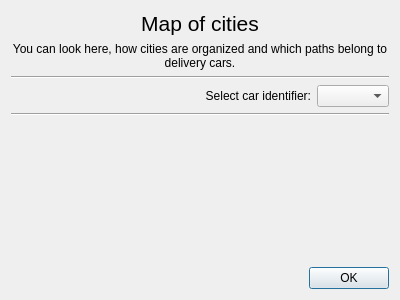
The window that app/ui/citiesmapdialog.ui (Ruteri/ZAH) describes before a commit, drawn with Qt 5.
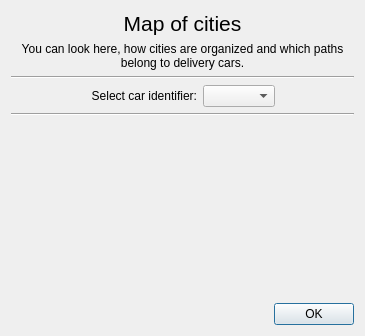
The same window after the commit.

Commit message: Updated CitiesMapDialog UI and added logic class to it

Patch:
```diff
--- a/app/ui/citiesmapdialog.ui
+++ b/app/ui/citiesmapdialog.ui
@@ -6,15 +6,15 @@
    <rect>
     <x>0</x>
     <y>0</y>
-    <width>400</width>
-    <height>300</height>
+    <width>365</width>
+    <height>336</height>
    </rect>
   </property>
   <property name="windowTitle">
    <string>Dialog</string>
   </property>
   <layout class="QGridLayout" name="gridLayout">
-   <item row="0" column="0" colspan="3">
+   <item row="0" column="0" colspan="4">
     <widget class="QLabel" name="citiesMapHeaderLabel">
      <property name="font">
       <font>
@@ -29,14 +29,7 @@
      </property>
     </widget>
    </item>
-   <item row="2" column="0" colspan="3">
-    <widget class="Line" name="line_2">
-     <property name="orientation">
-      <enum>Qt::Horizontal</enum>
-     </property>
-    </widget>
-   </item>
-   <item row="1" column="0" colspan="3">
+   <item row="1" column="0" colspan="4">
     <widget class="QLabel" name="citiesMapDescriptionLabel">
      <property name="text">
       <string>You can look here, how cities are organized and which paths belong to delivery cars.</string>
@@ -49,17 +42,27 @@
      </property>
     </widget>
    </item>
-   <item row="8" column="0" colspan="3">
-    <widget class="QDialogButtonBox" name="buttonBox">
+   <item row="2" column="0" colspan="4">
+    <widget class="Line" name="line_2">
      <property name="orientation">
       <enum>Qt::Horizontal</enum>
      </property>
-     <property name="standardButtons">
-      <set>QDialogButtonBox::Ok</set>
-     </property>
     </widget>
    </item>
-   <item row="4" column="0" colspan="2">
+   <item row="3" column="0">
+    <spacer name="horizontalSpacer_2">
+     <property name="orientation">
+      <enum>Qt::Horizontal</enum>
+     </property>
+     <property name="sizeHint" stdset="0">
+      <size>
+       <width>61</width>
+       <height>20</height>
+      </size>
+     </property>
+    </spacer>
+   </item>
+   <item row="3" column="1">
     <widget class="QLabel" name="carIdCaptionLabel">
      <property name="text">
       <string>Select car identifier:</string>
@@ -69,7 +72,7 @@
      </property>
     </widget>
    </item>
-   <item row="4" column="2">
+   <item row="3" column="2">
     <widget class="QComboBox" name="carIdComboBox">
      <property name="sizePolicy">
       <sizepolicy hsizetype="Maximum" vsizetype="Fixed">
@@ -79,7 +82,37 @@
      </property>
     </widget>
    </item>
-   <item row="7" column="1">
+   <item row="3" column="3">
+    <spacer name="horizontalSpacer">
+     <property name="orientation">
+      <enum>Qt::Horizontal</enum>
+     </property>
+     <property name="sizeHint" stdset="0">
+      <size>
+       <width>61</width>
+       <height>20</height>
+      </size>
+     </property>
+    </spacer>
+   </item>
+   <item row="4" column="0" colspan="4">
+    <widget class="Line" name="line">
+     <property name="orientation">
+      <enum>Qt::Horizontal</enum>
+     </property>
+    </widget>
+   </item>
+   <item row="6" column="0" colspan="4">
+    <widget class="QDialogButtonBox" name="buttonBox">
+     <property name="orientation">
+      <enum>Qt::Horizontal</enum>
+     </property>
+     <property name="standardButtons">
+      <set>QDialogButtonBox::Ok</set>
+     </property>
+    </widget>
+   </item>
+   <item row="5" column="0" colspan="4">
     <spacer name="verticalSpacer">
      <property name="orientation">
       <enum>Qt::Vertical</enum>
@@ -92,13 +125,6 @@
      </property>
     </spacer>
    </item>
-   <item row="5" column="0" colspan="3">
-    <widget class="Line" name="line">
-     <property name="orientation">
-      <enum>Qt::Horizontal</enum>
-     </property>
-    </widget>
-   </item>
   </layout>
  </widget>
  <resources/>
```
Left out of the diff: 10 changed lines with no effect on the pictures. The commit also changes 1 other file.
